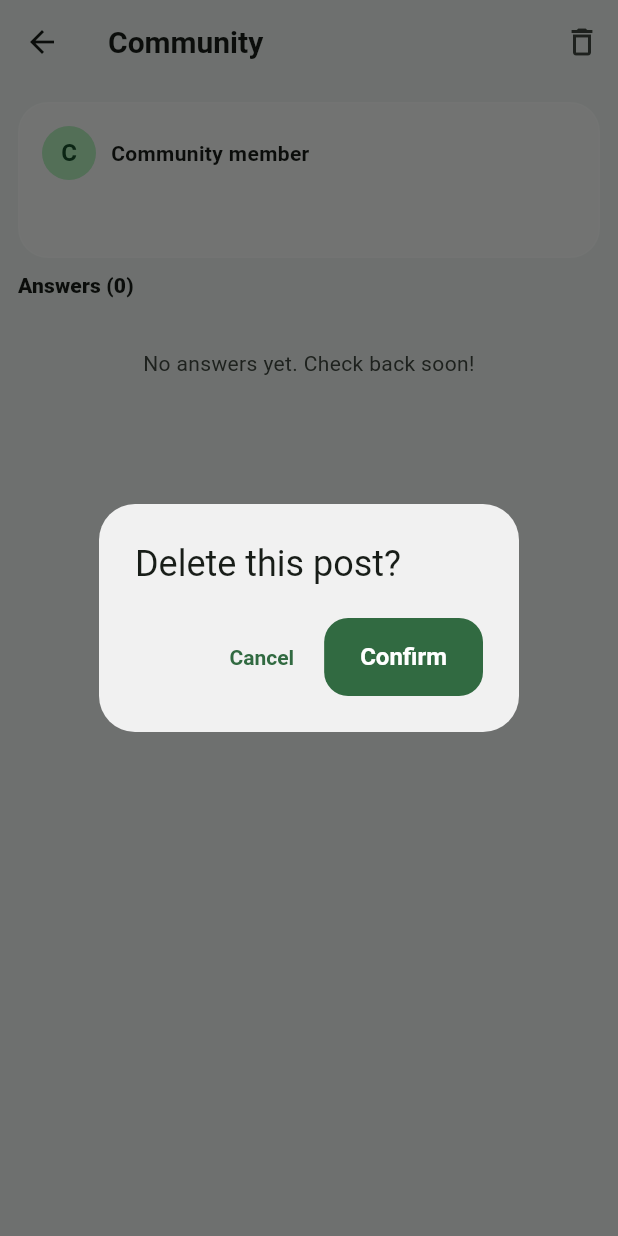
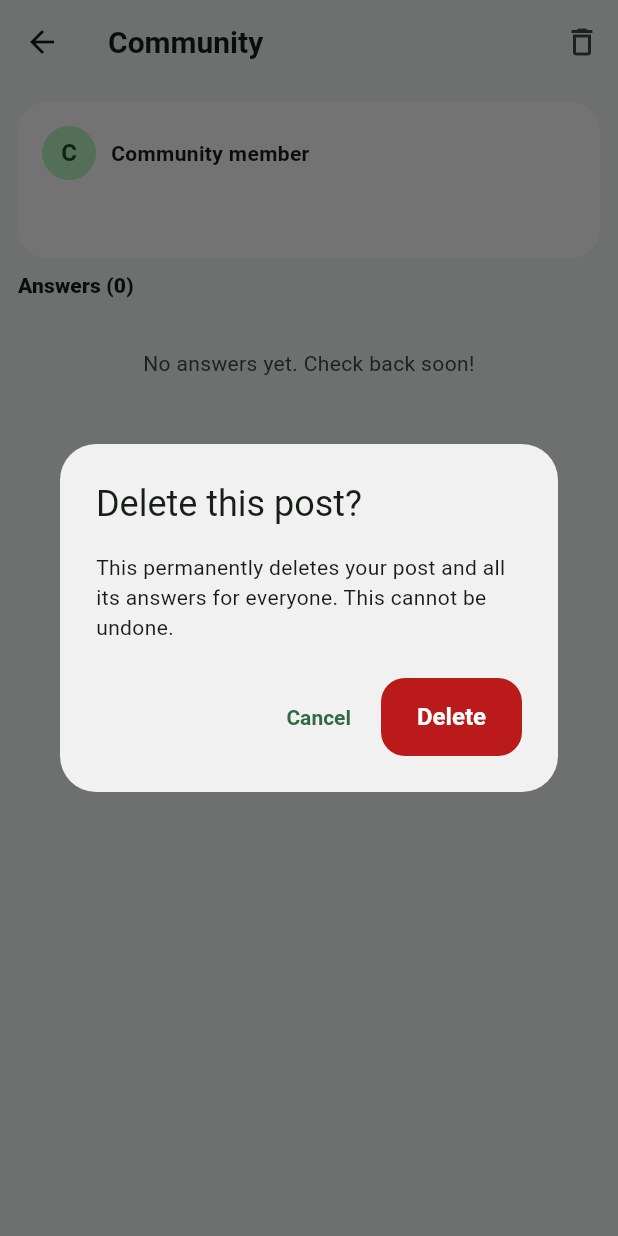
Before and after one commit to ADonutlord/1-Better, a Flutter app: the PostDetailScreen screen opened directly with empty values, after a tap on the "delete outline" icon, on a phone screen of 412 x 824 dp. Run offline on Flutter 3.47's test engine with Material 3 defaults, Android fonts, the light colour scheme and no system bars; our stand-ins replace flutter_local_notifications, flutter_timezone, shared_preferences, supabase_flutter, timezone; missing offline and left inert: cryptography, file_selector; accounts and stored records are empty; network calls fail.

Commit message:
Show author name/role/avatar reliably on community realtime rows
Realtime payloads never carry the embedded profiles join, so posts and
answers arriving over the live stream used to fall back to "Community
member" on other devices. Move author resolution into a shared
AppState.authors cache hydrated in batched profile queries:

- Add CommunityService.fetchAuthors (batched inFilter on profiles),
  feeding AppState.authors and clearing it on sign-out.
- Feed and post-detail screens seed the cache on load and resolve any
  unknown author ids on realtime merges.
- resolveAuthor now consults the cache for non-current users before the
  generic fallback, so display name, role label and profile picture show
  on every device, not just the author's own.

Also includes prior in-progress community work: moderation audit log
(0039_moderation_logs.sql) and refreshed create-post screen.

```diff
--- a/lib/core/app_state.dart
+++ b/lib/core/app_state.dart
@@ -15,6 +15,11 @@ class AppState extends ChangeNotifier {
   DailyLoop? get loop => _loop;
   bool loadingLoop = false;
   String? error;
+
+  /// Cache of community author profiles keyed by user id. Realtime rows don't
+  /// carry the embedded profile join, so the community screens resolve authors
+  /// through this cache (refreshed by [CommunityService.fetchAuthors]).
+  Map<String, UserProfile> authors = {};
 
   bool get signedIn => user != null;
 
@@ -58,6 +63,7 @@ class AppState extends ChangeNotifier {
         loadDailyLoop();
       } else if (data.event == AuthChangeEvent.signedOut) {
         _loop = null;
+        authors = {};
         notifyListeners();
       }
     });
--- a/lib/screens/community/community_helpers.dart
+++ b/lib/screens/community/community_helpers.dart
@@ -33,7 +33,9 @@ class CommunityAuthor {
 }
 
 /// Builds the display name/role/avatar for an author row, preferring the
-/// embedded profile and falling back to the current user's cached profile.
+/// embedded profile, then the shared author cache (populated via
+/// [CommunityService.fetchAuthors] for realtime rows), then the current user's
+/// cached profile for their own rows.
 CommunityAuthor resolveAuthor({
   required String userId,
   UserProfile? embeddedAuthor,
@@ -45,8 +47,17 @@ CommunityAuthor resolveAuthor({
       avatarUrl: embeddedAuthor.avatarUrl,
     );
   }
-  // If the row is the signed-in user's own, use the cached profile so their
-  // display name and picture show even on realtime rows that lack the join.
+  // Realtime rows lack the join; check the shared author cache first.
+  final cached = AppState.instance.authors[userId];
+  if (cached != null && cached.displayName.isNotEmpty) {
+    return CommunityAuthor(
+      name: cached.displayName,
+      role: cached.role,
+      avatarUrl: cached.avatarUrl,
+    );
+  }
+  // Otherwise, for the signed-in user's own rows use their cached profile so
+  // their display name and picture show even on realtime rows.
   final profile = AppState.instance.loop?.profile;
   if (profile != null && profile.id == userId) {
     return CommunityAuthor(
--- a/lib/screens/community/post_detail_screen.dart
+++ b/lib/screens/community/post_detail_screen.dart
@@ -57,6 +57,9 @@ class _PostDetailScreenState extends State<PostDetailScreen> {
     });
     try {
       final answers = await _service.fetchAnswers(widget.post.id);
+      // Populate the shared author cache for the answers so realtime rows
+      // (which lack the join) resolve display name/role/picture too.
+      await _service.fetchAuthors(answers.map((a) => a.userId).toList());
       if (!mounted) return;
       setState(() {
         _answers = answers;
@@ -83,6 +86,7 @@ class _PostDetailScreenState extends State<PostDetailScreen> {
       for (final a in _answers) {
         byId[a.id] = a;
       }
+      final missingAuthors = <String>{};
       for (final a in rows) {
         final existing = existingById[a.id];
         if (existing != null && existing.author != null && a.author == null) {
@@ -90,25 +94,26 @@ class _PostDetailScreenState extends State<PostDetailScreen> {
           continue;
         }
         if (a.author == null) {
-          _hydrateNewAnswer(a);
+          missingAuthors.add(a.userId);
         }
         byId[a.id] = a;
       }
+      _resolveAuthors(missingAuthors);
       final merged = byId.values.toList()
         ..sort((a, b) => a.createdAt.compareTo(b.createdAt));
       setState(() => _answers = merged);
     }, onError: (_) {});
   }
 
-  Future<void> _hydrateNewAnswer(PostAnswer a) async {
+  Future<void> _resolveAuthors(Set<String> userIds) async {
+    if (userIds.isEmpty) return;
     try {
-      final full = await _service.fetchAnswer(a.id);
+      await _service.fetchAuthors(userIds.toList());
       if (!mounted) return;
-      setState(() {
-        final idx = _answers.indexWhere((x) => x.id == a.id);
-        if (idx != -1) _answers[idx] = full;
-      });
-    } catch (_) {}
+      setState(() {});
+    } catch (_) {
+      // Author resolution is cosmetic; never break the thread over it.
+    }
   }
 
   Future<void> _submitAnswer() async {
@@ -309,35 +314,102 @@ class _PostDetailScreenState extends State<PostDetailScreen> {
     );
   }
 
-  Future<void> _deletePost() async {
-    final title = (_isStaff && !_isOwnPost)
-        ? 'Remove this post?'
-        : 'Delete this post?';
-    final confirmed = await showDialog<bool>(
+  /// Shows a confirmation dialog. When [requireReason] is true, a reason text
+  /// field is shown and the action button stays disabled until it's non-empty.
+  Future<String?> _confirmAction({
+    required String title,
+    required String body,
+    required String confirmLabel,
+    bool destructive = false,
+    bool requireReason = false,
+    String reasonLabel = 'Reason (required)',
+  }) async {
+    final controller = TextEditingController();
+    final result = await showDialog<String?>(
       context: context,
-      builder: (ctx) => AlertDialog(
+      builder: (ctx) {
+        final theme = Theme.of(ctx);
+        return StatefulBuilder(
+          builder: (ctx, setDialogState) {
+            final reasonOk = !requireReason ||
+                controller.text.trim().isNotEmpty;
+            return AlertDialog(
               title: Text(title),
-        content: (_isStaff && !_isOwnPost)
-            ? const Text(
-                'You are moderating as staff. The post and all its answers '
-                'will be removed for everyone.')
-            : null,
+              content: Column(
+                mainAxisSize: MainAxisSize.min,
+                crossAxisAlignment: CrossAxisAlignment.start,
+                children: [
+                  Text(body),
+                  if (requireReason) ...[
+                    const SizedBox(height: 16),
+                    TextField(
+                      controller: controller,
+                      autofocus: true,
+                      maxLines: 3,
+                      maxLength: 1000,
+                      textCapitalization: TextCapitalization.sentences,
+                      decoration: InputDecoration(
+                        labelText: reasonLabel,
+                        errorText: reasonOk
+                            ? null
+                            : 'A reason is required',
+                        border: const OutlineInputBorder(),
+                        alignLabelWithHint: true,
+                      ),
+                      onChanged: (_) => setDialogState(() {}),
+                    ),
+                  ],
+                ],
+              ),
               actions: [
                 TextButton(
-            onPressed: () => Navigator.pop(ctx, false),
+                  onPressed: () => Navigator.pop(ctx),
                   child: const Text('Cancel'),
                 ),
                 FilledButton(
-            onPressed: () => Navigator.pop(ctx, true),
-            child: const Text('Confirm'),
+                  style: destructive
+                      ? FilledButton.styleFrom(
+                          backgroundColor: theme.colorScheme.error,
+                          foregroundColor: theme.colorScheme.onError,
+                        )
+                      : null,
+                  onPressed: reasonOk
+                      ? () => Navigator.pop(ctx, controller.text.trim())
+                      : null,
+                  child: Text(confirmLabel),
                 ),
               ],
-      ),
             );
-    if (confirmed != true) return;
+          },
+        );
+      },
+    );
+    controller.dispose();
+    return result;
+  }
+
+  Future<void> _deletePost() async {
+    final isStaffModeration = _isStaff && !_isOwnPost;
+    final title = isStaffModeration ? 'Remove this post?' : 'Delete this post?';
+    final confirmed = await _confirmAction(
+      title: title,
+      body: isStaffModeration
+          ? 'You are moderating as staff. The post and all its answers will '
+              'be removed for everyone.'
+          : 'This permanently deletes your post and all its answers for '
+              'everyone. This cannot be undone.',
+      confirmLabel: isStaffModeration ? 'Remove' : 'Delete',
+      destructive: true,
+      requireReason: isStaffModeration,
+    );
+    if (confirmed == null) return;
     try {
-      if (_isStaff && !_isOwnPost) {
-        await _service.adminDeletePost(widget.post.id);
+      if (isStaffModeration) {
+        await _service.adminDeletePost(
+          widget.post.id,
+          ownerId: widget.post.userId,
+          reason: confirmed,
+        );
       } else {
         await _service.deletePost(widget.post.id);
       }
@@ -354,27 +426,20 @@ class _PostDetailScreenState extends State<PostDetailScreen> {
   Future<void> _deleteAnswer(PostAnswer answer) async {
     final authorName =
         resolveAuthor(userId: answer.userId, embeddedAuthor: answer.author).name;
-    final confirmed = await showDialog<bool>(
-      context: context,
-      builder: (ctx) => AlertDialog(
-        title: const Text('Remove this answer?'),
-        content: Text('Remove $authorName\'s answer '
-            'for everyone?'),
-        actions: [
-          TextButton(
-            onPressed: () => Navigator.pop(ctx, false),
-            child: const Text('Cancel'),
-          ),
-          FilledButton(
-            onPressed: () => Navigator.pop(ctx, true),
-            child: const Text('Confirm'),
-          ),
-        ],
-      ),
+    final confirmed = await _confirmAction(
+      title: 'Remove this answer?',
+      body: "Remove $authorName's answer for everyone?",
+      confirmLabel: 'Remove',
+      destructive: true,
+      requireReason: true,
     );
-    if (confirmed != true) return;
+    if (confirmed == null) return;
     try {
-      await _service.adminDeleteAnswer(answer.id);
+      await _service.adminDeleteAnswer(
+        answer.id,
+        ownerId: answer.userId,
+        reason: confirmed,
+      );
     } catch (e) {
       if (!mounted) return;
       ScaffoldMessenger.of(context).showSnackBar(
--- a/lib/services/community_service.dart
+++ b/lib/services/community_service.dart
@@ -1,5 +1,6 @@
 import 'dart:async';
 
+import 'package:one_percent_better/core/app_state.dart';
 import 'package:one_percent_better/models/models.dart';
 import 'package:one_percent_better/services/supabase_service.dart';
 import 'package:supabase_flutter/supabase_flutter.dart';
@@ -89,14 +90,44 @@ class CommunityService {
 
   /// Staff-only (admin/owner) removal of any community post. Unlike
   /// [deletePost], this is not scoped to the caller and relies on the
-  /// server-side staff delete policy.
-  Future<void> adminDeletePost(String postId) async {
+  /// server-side staff delete policy. [reason] is mandatory and recorded in the
+  /// moderation log as an audit trail.
+  Future<void> adminDeletePost(String postId, {required String ownerId, required String reason}) async {
+    await _logModeration(
+      targetType: 'post',
+      targetId: postId,
+      ownerId: ownerId,
+      reason: reason,
+    );
     await _client.from('posts').delete().eq('id', postId);
   }
 
-  /// Staff-only (admin/owner) removal of any single answer.
-  Future<void> adminDeleteAnswer(String answerId) async {
+  /// Staff-only (admin/owner) removal of any single answer. [reason] is
+  /// mandatory and recorded in the moderation log as an audit trail.
+  Future<void> adminDeleteAnswer(String answerId, {required String ownerId, required String reason}) async {
+    await _logModeration(
+      targetType: 'answer',
+      targetId: answerId,
+      ownerId: ownerId,
+      reason: reason,
+    );
     await _client.from('post_answers').delete().eq('id', answerId);
+  }
+
+  /// Records a staff moderation action with its reason.
+  Future<void> _logModeration({
+    required String targetType,
+    required String targetId,
+    required String ownerId,
+    required String reason,
+  }) async {
+    await _client.from('moderation_logs').insert({
+      'moderated_by': currentUserId,
+      'target_type': targetType,
+      'target_id': targetId,
+      'target_owner': ownerId,
+      'reason': reason,
+    });
   }
 
   // ---------------------------------------------------------------------
@@ -127,6 +158,31 @@ class CommunityService {
     return PostAnswer.fromJson(row);
   }
 
+  /// Resolves the author profiles for a set of user ids in one query. Realtime
+  /// rows never carry the embedded join, so the feed/threads look these up by
+  /// author id to reliably show display name, role and picture on every device.
+  Future<Map<String, UserProfile>> fetchAuthors(List<String> userIds) async {
+    final ids = userIds.where((id) => id.isNotEmpty).toSet().toList();
+    if (ids.isEmpty) return const {};
+    final cached = AppState.instance.authors;
+    final missing = ids.where((id) => !cached.containsKey(id)).toList();
+    final result = <String, UserProfile>{...cached};
+    if (missing.isNotEmpty) {
+      final rows = await _client
+          .from('profiles')
+          .select(
+              'id, display_name, role, profession, avatar_url, level, total_xp, current_streak, longest_streak')
+          .inFilter('id', missing);
+      for (final r in rows) {
+        final p = UserProfile.fromJson(r);
+        final id = p.id.isNotEmpty ? p.id : (r['id'] as String? ?? '');
+        if (id.isNotEmpty) result[id] = p;
+      }
+      AppState.instance.authors = result;
+    }
+    return result;
+  }
+
   // ---------------------------------------------------------------------
   // Realtime
   // ---------------------------------------------------------------------
```
Also changed, not shown: lib/screens/community/community_feed_screen.dart (+21 -20 lines), lib/screens/community/create_post_screen.dart (+27 -13 lines), 1 other file. Lines whose indentation alone changed are shown as unchanged.
